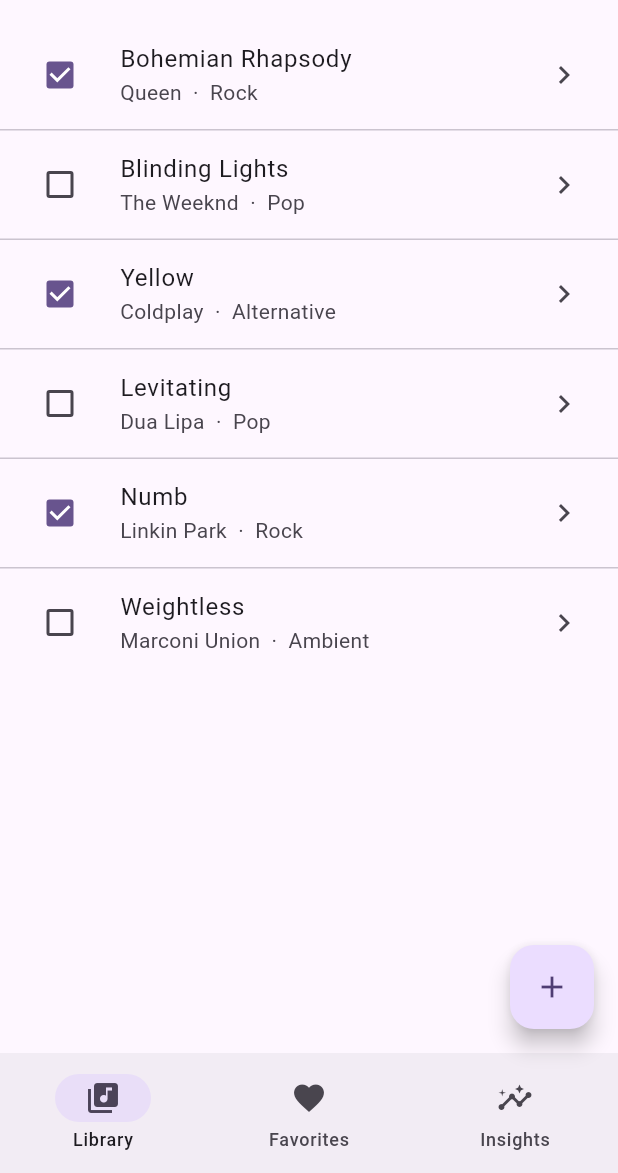
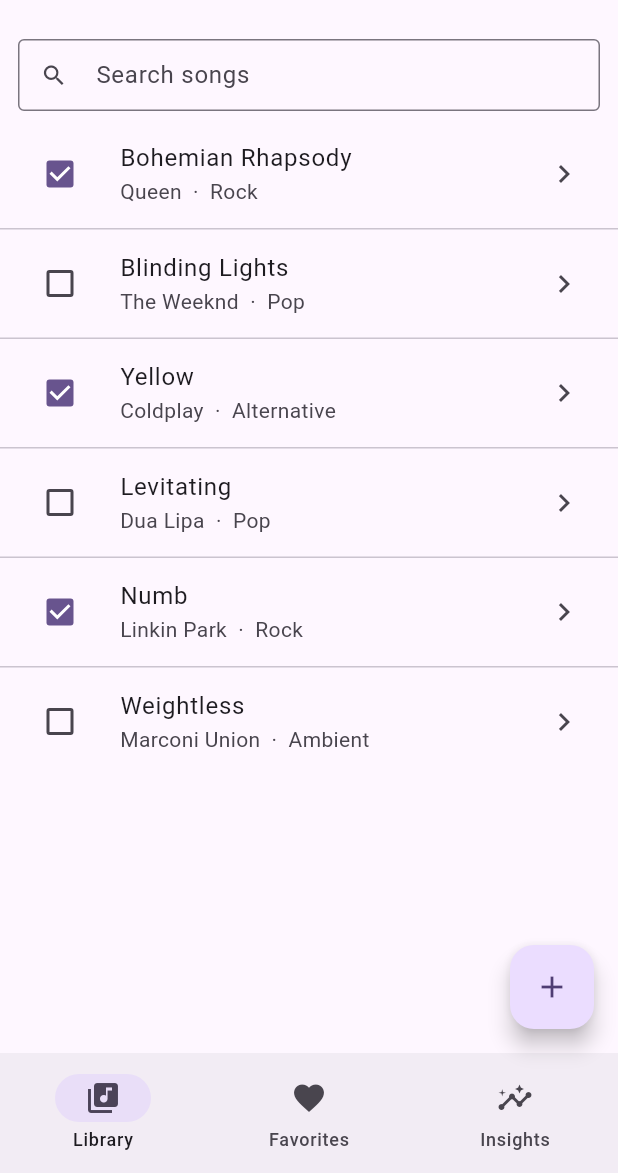
Before and after one commit to Naufall18/soniq-mobile, a Flutter app: the screen it shows after launch, on a phone screen of 412 x 824 dp, the part 63-1236 px from its top. Run offline on Flutter 3.47's test engine with Material 3 defaults, Android fonts, the phone set to English and light mode, and no system bars; our stand-ins replace fl_chart, shared_preferences.

Commit message:
feat: search library by title and artist

```diff
--- a/lib/widgets/item_list.dart
+++ b/lib/widgets/item_list.dart
@@ -4,31 +4,88 @@
 import '../config.dart';
 import 'item_form.dart';
 
-class ItemList extends StatelessWidget {
+class ItemList extends StatefulWidget {
   final ItemRepo repo;
   final List<Item> Function() selector;
   const ItemList({super.key, required this.repo, required this.selector});
 
+  @override
+  State<ItemList> createState() => _ItemListState();
+}
+
+class _ItemListState extends State<ItemList> {
+  final TextEditingController _search = TextEditingController();
+  String _query = '';
+
+  @override
+  void dispose() {
+    _search.dispose();
+    super.dispose();
+  }
+
   void _openForm(BuildContext context, {Item? existing}) {
     Navigator.of(context).push(
-      MaterialPageRoute(builder: (_) => ItemForm(repo: repo, existing: existing)),
+      MaterialPageRoute(
+          builder: (_) => ItemForm(repo: widget.repo, existing: existing)),
     );
   }
 
   @override
   Widget build(BuildContext context) {
     return ListenableBuilder(
-      listenable: repo,
+      listenable: widget.repo,
       builder: (context, _) {
-        if (!repo.loaded) {
+        if (!widget.repo.loaded) {
           return const Center(child: CircularProgressIndicator());
         }
-        final items = selector();
+        final q = _query.trim().toLowerCase();
+        var items = widget.selector();
+        if (q.isNotEmpty) {
+          items = items
+              .where((it) =>
+                  it.title.toLowerCase().contains(q) ||
+                  it.detail.toLowerCase().contains(q))
+              .toList();
+        }
+        return Column(
+          children: [
+            Padding(
+              padding: const EdgeInsets.fromLTRB(12, 12, 12, 6),
+              child: TextField(
+                controller: _search,
+                onChanged: (v) => setState(() => _query = v),
+                decoration: InputDecoration(
+                  hintText: 'Search ${AppConfig.noun.toLowerCase()}s',
+                  prefixIcon: const Icon(Icons.search),
+                  isDense: true,
+                  border: const OutlineInputBorder(),
+                  suffixIcon: _query.isEmpty
+                      ? null
+                      : IconButton(
+                          icon: const Icon(Icons.clear),
+                          onPressed: () => setState(() {
+                            _query = '';
+                            _search.clear();
+                          }),
+                        ),
+                ),
+              ),
+            ),
+            Expanded(child: _buildList(context, items)),
+          ],
+        );
+      },
+    );
+  }
+
+  Widget _buildList(BuildContext context, List<Item> items) {
     if (items.isEmpty) {
-          return const Center(
+      return Center(
         child: Padding(
-              padding: EdgeInsets.all(24),
-              child: Text('Nothing here yet — tap + to add.'),
+          padding: const EdgeInsets.all(24),
+          child: Text(_query.isEmpty
+              ? 'Nothing here yet — tap + to add.'
+              : 'No matches for "$_query".'),
         ),
       );
     }
@@ -50,11 +107,12 @@
             padding: const EdgeInsets.only(right: 20),
             child: const Icon(Icons.delete, color: Colors.white),
           ),
-              onDismissed: (_) => repo.remove(it.id),
+          onDismissed: (_) => widget.repo.remove(it.id),
           child: ListTile(
             leading: AppConfig.usesFlag
                 ? Checkbox(
-                        value: it.flag, onChanged: (_) => repo.toggle(it.id))
+                    value: it.flag,
+                    onChanged: (_) => widget.repo.toggle(it.id))
                 : CircleAvatar(child: Text(it.title.characters.first)),
             title: Text(it.title),
             subtitle: sub.isEmpty ? null : Text(sub),
@@ -69,7 +127,5 @@
         );
       },
     );
-      },
-    );
   }
 }
```
Lines whose indentation alone changed are shown as unchanged.
